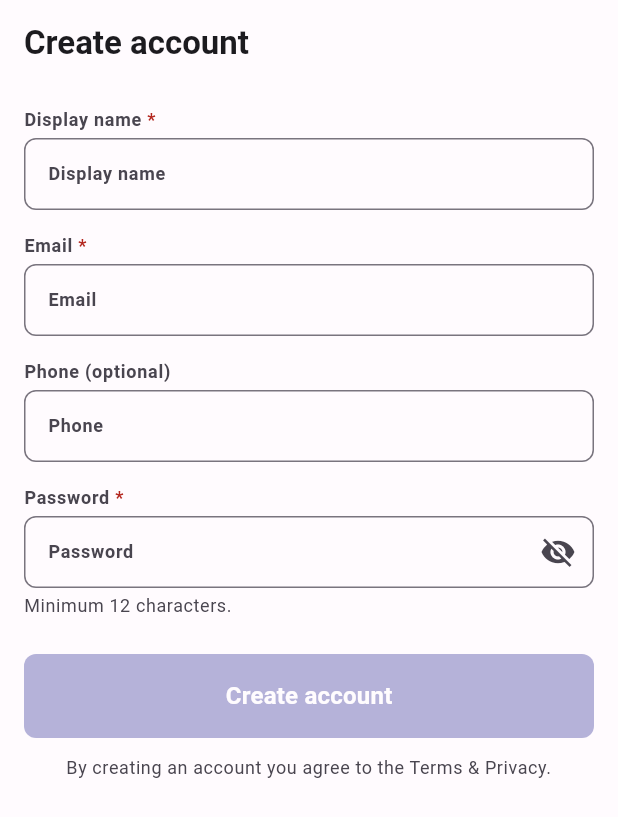
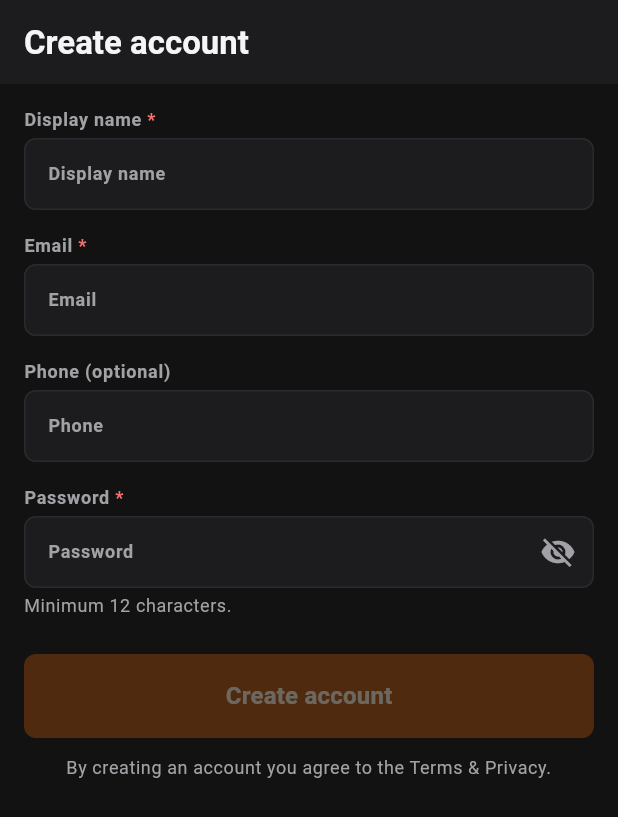
Before and after one commit to shanevmusic/marketplace-invite-only, a Flutter app: the SignupScreen screen opened by its route, on a phone screen of 412 x 824 dp. Shown: the top 817 px of the screen. Run offline on Flutter 3.47's test engine with Material 3 defaults, Android fonts, the phone set to English and light mode, and no system bars; our stand-ins replace app_links, dio, flutter_riverpod, flutter_secure_storage, go_router; missing offline and left inert: cryptography; accounts and stored records are empty.

Commit message:
feat(theme): switch to dark-only burnt-amber palette

```diff
--- a/frontend/lib/app/theme/app_theme.dart
+++ b/frontend/lib/app/theme/app_theme.dart
@@ -7,12 +7,9 @@ import 'tokens.dart';
 class AppTheme {
   const AppTheme._();
 
-  static ThemeData light() => _build(
-        brightness: Brightness.light,
-        scheme: _lightScheme,
-        semantic: AppSemanticColors.light,
-        roleBadge: RoleBadgeColors.light,
-      );
+  // Dark-only burnt-amber palette. `light()` is retained as an alias to
+  // `dark()` so the app renders identically regardless of system setting.
+  static ThemeData light() => dark();
 
   static ThemeData dark() => _build(
         brightness: Brightness.dark,
@@ -22,7 +19,7 @@ class AppTheme {
       );
 
   static const ColorScheme _lightScheme = ColorScheme(
-    brightness: Brightness.light,
+    brightness: Brightness.dark,
     primary: AppColorsLight.primary,
     onPrimary: AppColorsLight.onPrimary,
     primaryContainer: AppColorsLight.primaryContainer,
@@ -191,7 +188,7 @@ class AppTheme {
       useMaterial3: true,
       brightness: brightness,
       colorScheme: scheme,
-      scaffoldBackgroundColor: scheme.surface,
+      scaffoldBackgroundColor: AppColorsDark.background,
       textTheme: textTheme,
       extensions: <ThemeExtension<dynamic>>[semantic, roleBadge],
       visualDensity: VisualDensity.adaptivePlatformDensity,
--- a/frontend/lib/app/theme/theme_extensions.dart
+++ b/frontend/lib/app/theme/theme_extensions.dart
@@ -81,27 +81,19 @@ class RoleBadgeColors extends ThemeExtension<RoleBadgeColors> {
   final Color customerBg;
   final Color customerFg;
 
-  static const light = RoleBadgeColors(
-    adminBg: Color(0xFF410E0B),
-    adminFg: Color(0xFFFFFFFF),
-    sellerBg: Color(0xFFFBE6CC),
-    sellerFg: Color(0xFF3A2210),
-    driverBg: Color(0xFFC7E7DF),
-    driverFg: Color(0xFF00382E),
-    customerBg: Color(0xFFE2E1FF),
-    customerFg: Color(0xFF0E0B5C),
+  // Role badges — dark-only palette. `.light` aliases to `.dark` values.
+  static const dark = RoleBadgeColors(
+    adminBg: Color(0xFF2A0E0E),
+    adminFg: Color(0xFFFCA5A5),
+    sellerBg: Color(0xFF1F1608),
+    sellerFg: Color(0xFFF59E0B),
+    driverBg: Color(0xFF0F2A3D),
+    driverFg: Color(0xFF7DD3FC),
+    customerBg: Color(0xFF0F2A1E),
+    customerFg: Color(0xFF86EFAC),
   );
 
-  static const dark = RoleBadgeColors(
-    adminBg: Color(0xFFF9DEDC),
-    adminFg: Color(0xFF410E0B),
-    sellerBg: Color(0xFF683F20),
-    sellerFg: Color(0xFFFBE6CC),
-    driverBg: Color(0xFF2F6E5C),
-    driverFg: Color(0xFFE0F2EE),
-    customerBg: Color(0xFF2C2A86),
-    customerFg: Color(0xFFE2E1FF),
-  );
+  static const light = dark;
 
   (Color, Color) forRole(String role) {
     switch (role) {
--- a/frontend/lib/app/theme/tokens.dart
+++ b/frontend/lib/app/theme/tokens.dart
@@ -4,85 +4,91 @@
 // theme_context.dart.
 import 'package:flutter/material.dart';
 
-/// Semantic color tokens for the light scheme.
+/// Semantic color tokens — dark-only burnt-amber palette (D2).
+/// The `Light` class is retained as a name alias; values are the dark palette
+/// so the app renders identically regardless of which factory is used.
 class AppColorsLight {
   const AppColorsLight._();
 
-  static const primary = Color(0xFF3F3D9E);
-  static const onPrimary = Color(0xFFFFFFFF);
-  static const primaryContainer = Color(0xFFE2E1FF);
-  static const onPrimaryContainer = Color(0xFF0E0B5C);
+  static const primary = Color(0xFFB45309);
+  static const onPrimary = Color(0xFFFFF3E0);
+  static const primaryContainer = Color(0xFF1F1608);
+  static const onPrimaryContainer = Color(0xFFF59E0B);
 
-  static const secondary = Color(0xFFB87333);
-  static const onSecondary = Color(0xFFFFFFFF);
-  static const secondaryContainer = Color(0xFFFBE6CC);
-  static const onSecondaryContainer = Color(0xFF3A2210);
+  static const secondary = Color(0xFFD97706);
+  static const onSecondary = Color(0xFF1A0D00);
+  static const secondaryContainer = Color(0xFF2A1A08);
+  static const onSecondaryContainer = Color(0xFFF59E0B);
 
-  static const tertiary = Color(0xFF2F6E5C);
-  static const onTertiary = Color(0xFFFFFFFF);
+  static const tertiary = Color(0xFF38BDF8);
+  static const onTertiary = Color(0xFF001E2E);
 
-  static const error = Color(0xFFB3261E);
-  static const onError = Color(0xFFFFFFFF);
-  static const errorContainer = Color(0xFFF9DEDC);
-  static const onErrorContainer = Color(0xFF410E0B);
+  static const error = Color(0xFFF87171);
+  static const onError = Color(0xFF1A0000);
+  static const errorContainer = Color(0xFF2A0E0E);
+  static const onErrorContainer = Color(0xFFFCA5A5);
 
-  static const success = Color(0xFF2E7D32);
-  static const onSuccess = Color(0xFFFFFFFF);
-  static const warning = Color(0xFFB26A00);
-  static const onWarning = Color(0xFFFFFFFF);
+  static const success = Color(0xFF4ADE80);
+  static const onSuccess = Color(0xFF0F2A1E);
+  static const warning = Color(0xFFF59E0B);
+  static const onWarning = Color(0xFF1F1608);
 
-  static const surface = Color(0xFFFFFBFE);
-  static const onSurface = Color(0xFF1C1B1F);
-  static const surfaceVariant = Color(0xFFF3EFF4);
-  static const onSurfaceVariant = Color(0xFF49454F);
+  static const surface = Color(0xFF1C1C1E);
+  static const onSurface = Color(0xFFF5F5F7);
+  static const surfaceVariant = Color(0xFF2A2A2E);
+  static const onSurfaceVariant = Color(0xFFA1A1A6);
 
-  static const outline = Color(0xFF79747E);
-  static const outlineVariant = Color(0xFFCAC4D0);
+  static const background = Color(0xFF121212);
+
+  static const outline = Color(0xFF2A2A2E);
+  static const outlineVariant = Color(0xFF3A3A3E);
   static const shadow = Color(0xFF000000);
   static const scrim = Color(0xFF000000);
 
-  static const inverseSurface = Color(0xFF313033);
-  static const onInverseSurface = Color(0xFFF4EFF4);
+  static const inverseSurface = Color(0xFFF5F5F7);
+  static const onInverseSurface = Color(0xFF1C1C1E);
 }
 
 class AppColorsDark {
   const AppColorsDark._();
 
-  static const primary = Color(0xFFBDBBFF);
-  static const onPrimary = Color(0xFF1C1A70);
-  static const primaryContainer = Color(0xFF2C2A86);
-  static const onPrimaryContainer = Color(0xFFE2E1FF);
+  static const primary = Color(0xFFB45309);
+  static const onPrimary = Color(0xFFFFF3E0);
+  static const primaryContainer = Color(0xFF1F1608);
+  static const onPrimaryContainer = Color(0xFFF59E0B);
 
-  static const secondary = Color(0xFFF1BB80);
-  static const onSecondary = Color(0xFF4A2A10);
-  static const secondaryContainer = Color(0xFF683F20);
-  static const onSecondaryContainer = Color(0xFFFBE6CC);
+  static const secondary = Color(0xFFD97706);
+  static const onSecondary = Color(0xFF1A0D00);
+  static const secondaryContainer = Color(0xFF2A1A08);
+  static const onSecondaryContainer = Color(0xFFF59E0B);
 
-  static const tertiary = Color(0xFF9BD5BF);
-  static const onTertiary = Color(0xFF00382E);
+  static const tertiary = Color(0xFF38BDF8);
+  static const onTertiary = Color(0xFF001E2E);
 
-  static const error = Color(0xFFF2B8B5);
-  static const onError = Color(0xFF601410);
-  static const errorContainer = Color(0xFF8C1D18);
-  static const onErrorContainer = Color(0xFFF9DEDC);
+  static const error = Color(0xFFF87171);
+  static const onError = Color(0xFF1A0000);
+  static const errorContainer = Color(0xFF2A0E0E);
+  static const onErrorContainer = Color(0xFFFCA5A5);
 
-  static const success = Color(0xFFA5D6A7);
-  static const onSuccess = Color(0xFF003300);
-  static const warning = Color(0xFFFFCC80);
-  static const onWarning = Color(0xFF3A1F00);
+  static const success = Color(0xFF4ADE80);
+  static const onSuccess = Color(0xFF0F2A1E);
+  static const warning = Color(0xFFF59E0B);
+  static const onWarning = Color(0xFF1F1608);
 
-  static const surface = Color(0xFF1C1B1F);
-  static const onSurface = Color(0xFFE6E1E5);
-  static const surfaceVariant = Color(0xFF49454F);
-  static const onSurfaceVariant = Color(0xFFCAC4D0);
+  static const surface = Color(0xFF1C1C1E);
+  static const onSurface = Color(0xFFF5F5F7);
+  static const surfaceVariant = Color(0xFF2A2A2E);
+  static const onSurfaceVariant = Color(0xFFA1A1A6);
 
-  static const outline = Color(0xFF938F99);
-  static const outlineVariant = Color(0xFF49454F);
+  static const background = Color(0xFF121212);
+
+  static const outline = Color(0xFF2A2A2E);
+  static const outlineVariant = Color(0xFF3A3A3E);
   static const shadow = Color(0xFF000000);
   static const scrim = Color(0xFF000000);
 
-  static const inverseSurface = Color(0xFFE6E1E5);
-  static const onInverseSurface = Color(0xFF313033);
+  static const inverseSurface = Color(0xFFF5F5F7);
+  static const onInverseSurface = Color(0xFF1C1C1E);
 }
 
 /// Spacing scale (dp). Never hard-code magic numbers — always use these.
--- a/frontend/lib/main.dart
+++ b/frontend/lib/main.dart
@@ -79,9 +79,9 @@ class _MarketplaceAppState extends ConsumerState<MarketplaceApp> {
     return MaterialApp.router(
       title: 'Marketplace',
       debugShowCheckedModeBanner: false,
-      theme: AppTheme.light(),
+      theme: AppTheme.dark(),
       darkTheme: AppTheme.dark(),
-      themeMode: ThemeMode.system,
+      themeMode: ThemeMode.dark,
       routerConfig: router,
     );
   }
```
